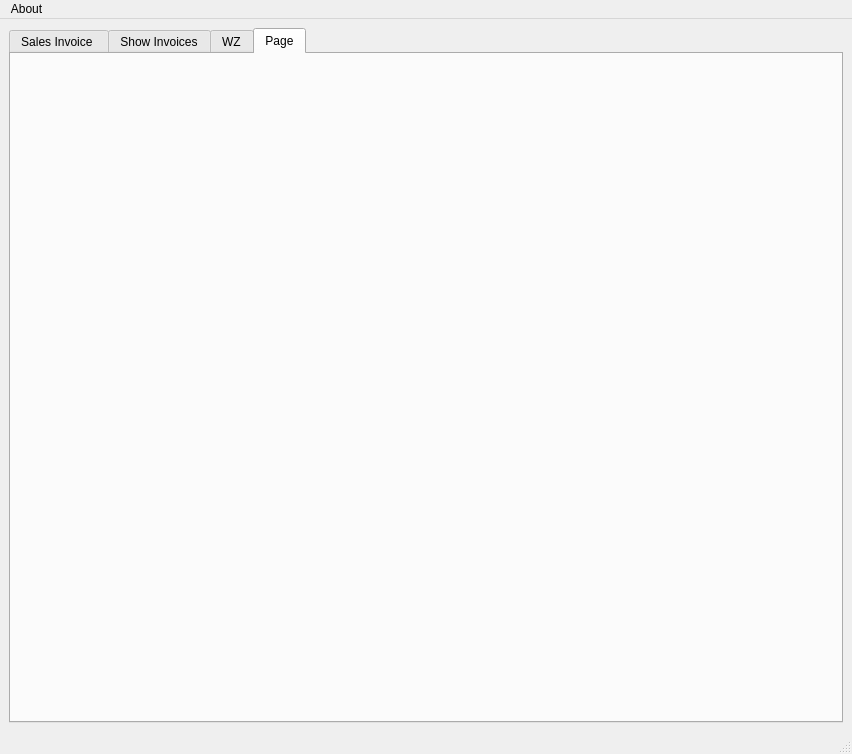
The window that view/tryui.ui (PrzemyslawSarnacki/invoiceApp) describes before a commit, drawn with Qt 5.
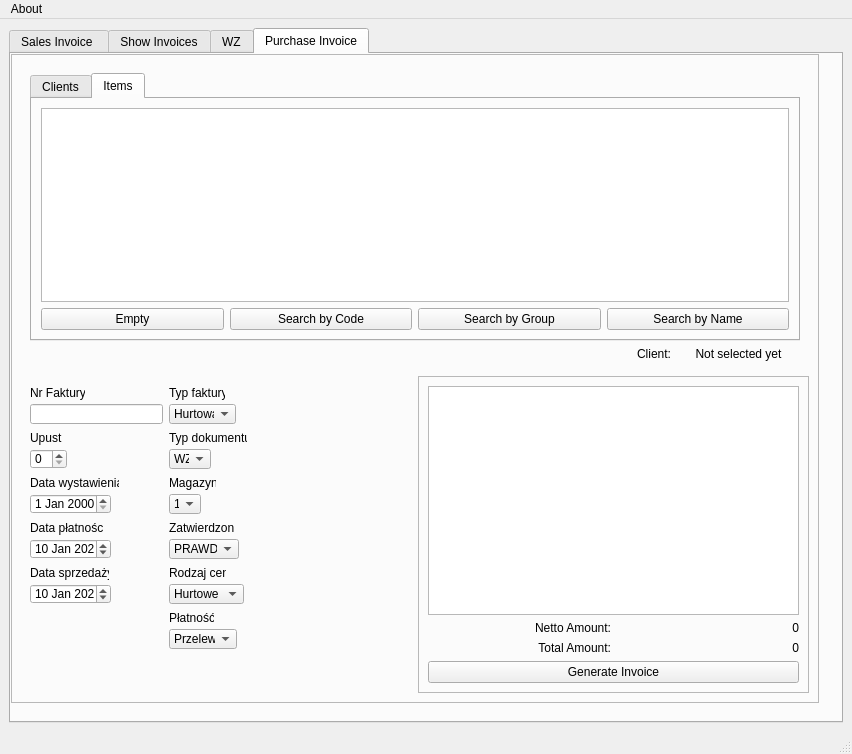
The same window after the commit. The open tabs and pages were chosen to show the change.

Commit message: Added logic for WZ and Purchase Invoice

Patch:
```diff
--- a/view/tryui.ui
+++ b/view/tryui.ui
@@ -117,9 +117,9 @@
                    <attribute name="title">
                     <string>Clients</string>
                    </attribute>
-                   <layout class="QGridLayout" name="gridLayout_9">
-                    <item row="1" column="0">
-                     <widget class="QPushButton" name="searchClientByCodeButton">
+                   <layout class="QGridLayout" name="gridLayout_3">
+                    <item row="1" column="4">
+                     <widget class="QPushButton" name="searchForClientButton">
                       <property name="text">
                        <string>Search by Code</string>
                       </property>
@@ -783,8 +783,584 @@
         </widget>
         <widget class="QWidget" name="tab_4">
          <attribute name="title">
-          <string>Page</string>
+          <string>Purchase Invoice</string>
          </attribute>
+         <widget class="QFrame" name="frame_2">
+          <property name="geometry">
+           <rect>
+            <x>0</x>
+            <y>0</y>
+            <width>808</width>
+            <height>649</height>
+           </rect>
+          </property>
+          <property name="frameShape">
+           <enum>QFrame::StyledPanel</enum>
+          </property>
+          <property name="frameShadow">
+           <enum>QFrame::Raised</enum>
+          </property>
+          <layout class="QGridLayout" name="gridLayout_9">
+           <item row="0" column="0" rowspan="8" colspan="2">
+            <widget class="QFrame" name="frame_7">
+             <layout class="QGridLayout" name="gridLayout_12">
+              <item row="1" column="2">
+               <layout class="QHBoxLayout" name="horizontalLayout_2">
+                <item>
+                 <widget class="QLabel" name="clientLabel_2">
+                  <property name="text">
+                   <string>Client:</string>
+                  </property>
+                  <property name="alignment">
+                   <set>Qt::AlignRight|Qt::AlignTrailing|Qt::AlignVCenter</set>
+                  </property>
+                 </widget>
+                </item>
+                <item>
+                 <widget class="QLabel" name="clientResultLabel_2">
+                  <property name="text">
+                   <string>Not selected yet</string>
+                  </property>
+                  <property name="alignment">
+                   <set>Qt::AlignCenter</set>
+                  </property>
+                 </widget>
+                </item>
+               </layout>
+              </item>
+              <item row="0" column="0" colspan="3">
+               <widget class="QTabWidget" name="tabWidget_3">
+                <property name="currentIndex">
+                 <number>0</number>
+                </property>
+                <widget class="QWidget" name="tab_7">
+                 <attribute name="title">
+                  <string>Clients</string>
+                 </attribute>
+                 <layout class="QGridLayout" name="gridLayout_13">
+                  <item row="1" column="4">
+                   <widget class="QPushButton" name="searchForClientButton_2">
+                    <property name="text">
+                     <string>Search by Name</string>
+                    </property>
+                   </widget>
+                  </item>
+                  <item row="0" column="1" colspan="4">
+                   <widget class="QTableView" name="tableView_5">
+                    <property name="sortingEnabled">
+                     <bool>true</bool>
+                    </property>
+                    <attribute name="horizontalHeaderShowSortIndicator" stdset="0">
+                     <bool>true</bool>
+                    </attribute>
+                   </widget>
+                  </item>
+                  <item row="1" column="1">
+                   <widget class="QPushButton" name="searchClientsByNIPButton_2">
+                    <property name="text">
+                     <string>Search by NIP</string>
+                    </property>
+                   </widget>
+                  </item>
+                  <item row="1" column="2">
+                   <widget class="QPushButton" name="searchClientByCodeButton_2">
+                    <property name="text">
+                     <string>Search by Code</string>
+                    </property>
+                   </widget>
+                  </item>
+                  <item row="1" column="3">
+                   <widget class="QPushButton" name="searchClientsByCityButton_2">
+                    <property name="text">
+                     <string>Sort by City</string>
+                    </property>
+                   </widget>
+                  </item>
+                 </layout>
+                </widget>
+                <widget class="QWidget" name="tab_8">
+                 <attribute name="title">
+                  <string>Items</string>
+                 </attribute>
+                 <layout class="QGridLayout" name="gridLayout_14">
+                  <item row="1" column="4">
+                   <widget class="QPushButton" name="searchItemByCodeButton_2">
+                    <property name="text">
+                     <string>Search by Code</string>
+                    </property>
+                   </widget>
+                  </item>
+                  <item row="1" column="3">
+                   <widget class="QPushButton" name="searchItemsByCityButton_2">
+                    <property name="text">
+                     <string>Empty</string>
+                    </property>
+                   </widget>
+                  </item>
+                  <item row="1" column="5">
+                   <widget class="QPushButton" name="searchItemByGroupButton_2">
+                    <property name="text">
+                     <string>Search by Group</string>
+                    </property>
+                   </widget>
+                  </item>
+                  <item row="1" column="6">
+                   <widget class="QPushButton" name="searchForItemButton_2">
+                    <property name="text">
+                     <string>Search by Name</string>
+                    </property>
+                   </widget>
+                  </item>
+                  <item row="0" column="3" colspan="4">
+                   <widget class="QTableView" name="tableView_6">
+                    <property name="selectionMode">
+                     <enum>QAbstractItemView::SingleSelection</enum>
+                    </property>
+                    <property name="selectionBehavior">
+                     <enum>QAbstractItemView::SelectRows</enum>
+                    </property>
+                    <property name="iconSize">
+                     <size>
+                      <width>50</width>
+                      <height>50</height>
+                     </size>
+                    </property>
+                    <property name="sortingEnabled">
+                     <bool>true</bool>
+                    </property>
+                    <attribute name="horizontalHeaderCascadingSectionResizes">
+                     <bool>true</bool>
+                    </attribute>
+                    <attribute name="horizontalHeaderStretchLastSection">
+                     <bool>true</bool>
+                    </attribute>
+                    <attribute name="verticalHeaderCascadingSectionResizes">
+                     <bool>false</bool>
+                    </attribute>
+                   </widget>
+                  </item>
+                 </layout>
+                </widget>
+               </widget>
+              </item>
+             </layout>
+            </widget>
+           </item>
+           <item row="8" column="1">
+            <widget class="QFrame" name="frame_8">
+             <property name="frameShape">
+              <enum>QFrame::StyledPanel</enum>
+             </property>
+             <property name="frameShadow">
+              <enum>QFrame::Raised</enum>
+             </property>
+             <layout class="QGridLayout" name="gridLayout_15">
+              <item row="3" column="0" colspan="2">
+               <widget class="QPushButton" name="generateInvoiceButton_2">
+                <property name="text">
+                 <string>Generate Invoice</string>
+                </property>
+               </widget>
+              </item>
+              <item row="1" column="0">
+               <widget class="QLabel" name="nettoAmountLabel_2">
+                <property name="text">
+                 <string>Netto Amount:</string>
+                </property>
+                <property name="alignment">
+                 <set>Qt::AlignRight|Qt::AlignTrailing|Qt::AlignVCenter</set>
+                </property>
+               </widget>
+              </item>
+              <item row="1" column="1">
+               <widget class="QLabel" name="nettoAmountResultLabel_2">
+                <property name="text">
+                 <string>0</string>
+                </property>
+                <property name="alignment">
+                 <set>Qt::AlignRight|Qt::AlignTrailing|Qt::AlignVCenter</set>
+                </property>
+               </widget>
+              </item>
+              <item row="2" column="0">
+               <widget class="QLabel" name="totalAmountLabel_2">
+                <property name="text">
+                 <string>Total Amount:</string>
+                </property>
+                <property name="alignment">
+                 <set>Qt::AlignRight|Qt::AlignTrailing|Qt::AlignVCenter</set>
+                </property>
+               </widget>
+              </item>
+              <item row="0" column="0" colspan="2">
+               <widget class="QTableView" name="tableView_7"/>
+              </item>
+              <item row="2" column="1">
+               <widget class="QLabel" name="totalAmountResultLabel_2">
+                <property name="text">
+                 <string>0</string>
+                </property>
+                <property name="alignment">
+                 <set>Qt::AlignRight|Qt::AlignTrailing|Qt::AlignVCenter</set>
+                </property>
+               </widget>
+              </item>
+             </layout>
+            </widget>
+           </item>
+           <item row="8" column="0">
+            <widget class="QFrame" name="frame_9">
+             <widget class="QLabel" name="discountLabel_2">
+              <property name="geometry">
+               <rect>
+                <x>9</x>
+                <y>54</y>
+                <width>32</width>
+                <height>16</height>
+               </rect>
+              </property>
+              <property name="text">
+               <string>Upust:</string>
+              </property>
+             </widget>
+             <widget class="QSpinBox" name="discountSpinBox_2">
+              <property name="geometry">
+               <rect>
+                <x>9</x>
+                <y>73</y>
+                <width>37</width>
+                <height>20</height>
+               </rect>
+              </property>
+             </widget>
+             <widget class="QLabel" name="invoiceGenerationDateLabel_3">
+              <property name="geometry">
+               <rect>
+                <x>9</x>
+                <y>99</y>
+                <width>89</width>
+                <height>16</height>
+               </rect>
+              </property>
+              <property name="text">
+               <string>Data wystawienia:</string>
+              </property>
+             </widget>
+             <widget class="QDateEdit" name="invoiceGenerationDateEdit_2">
+              <property name="geometry">
+               <rect>
+                <x>9</x>
+                <y>118</y>
+                <width>81</width>
+                <height>20</height>
+               </rect>
+              </property>
+             </widget>
+             <widget class="QLabel" name="invoiceGenerationDateLabel_4">
+              <property name="geometry">
+               <rect>
+                <x>9</x>
+                <y>144</y>
+                <width>73</width>
+                <height>16</height>
+               </rect>
+              </property>
+              <property name="text">
+               <string>Data płatności:</string>
+              </property>
+             </widget>
+             <widget class="QDateEdit" name="invoicePaymentDateEdit_2">
+              <property name="geometry">
+               <rect>
+                <x>9</x>
+                <y>163</y>
+                <width>81</width>
+                <height>20</height>
+               </rect>
+              </property>
+              <property name="date">
+               <date>
+                <year>2020</year>
+                <month>1</month>
+                <day>10</day>
+               </date>
+              </property>
+             </widget>
+             <widget class="QLineEdit" name="invoiceNumberEdit_2">
+              <property name="geometry">
+               <rect>
+                <x>9</x>
+                <y>28</y>
+                <width>133</width>
+                <height>20</height>
+               </rect>
+              </property>
+             </widget>
+             <widget class="QLabel" name="invoiceNumberLabel_2">
+              <property name="geometry">
+               <rect>
+                <x>9</x>
+                <y>9</y>
+                <width>55</width>
+                <height>16</height>
+               </rect>
+              </property>
+              <property name="text">
+               <string>Nr Faktury:</string>
+              </property>
+             </widget>
+             <widget class="QLabel" name="invoiceSaleDateLabel_4">
+              <property name="geometry">
+               <rect>
+                <x>9</x>
+                <y>189</y>
+                <width>79</width>
+                <height>16</height>
+               </rect>
+              </property>
+              <property name="text">
+               <string>Data sprzedaży:</string>
+              </property>
+             </widget>
+             <widget class="QDateEdit" name="invoiceSaleDateEdit_3">
+              <property name="geometry">
+               <rect>
+                <x>9</x>
+                <y>208</y>
+                <width>81</width>
+                <height>20</height>
+               </rect>
+              </property>
+              <property name="date">
+               <date>
+                <year>2020</year>
+                <month>1</month>
+                <day>10</day>
+               </date>
+              </property>
+             </widget>
+             <widget class="QLabel" name="invoicTypeLabel_4">
+              <property name="geometry">
+               <rect>
+                <x>148</x>
+                <y>9</y>
+                <width>56</width>
+                <height>16</height>
+               </rect>
+              </property>
+              <property name="text">
+               <string>Typ faktury</string>
+              </property>
+             </widget>
+             <widget class="QComboBox" name="invoiceTypeComboBox_3">
+              <property name="geometry">
+               <rect>
+                <x>148</x>
+                <y>28</y>
+                <width>67</width>
+                <height>20</height>
+               </rect>
+              </property>
+              <item>
+               <property name="text">
+                <string>Hurtowa</string>
+               </property>
+              </item>
+              <item>
+               <property name="text">
+                <string>Paragon</string>
+               </property>
+              </item>
+              <item>
+               <property name="text">
+                <string>Kupna</string>
+               </property>
+              </item>
+             </widget>
+             <widget class="QLabel" name="invoicTypeLabel_5">
+              <property name="geometry">
+               <rect>
+                <x>148</x>
+                <y>54</y>
+                <width>78</width>
+                <height>16</height>
+               </rect>
+              </property>
+              <property name="text">
+               <string>Typ dokumentu:</string>
+              </property>
+             </widget>
+             <widget class="QComboBox" name="invoiceTypeComboBox_4">
+              <property name="geometry">
+               <rect>
+                <x>148</x>
+                <y>73</y>
+                <width>42</width>
+                <height>20</height>
+               </rect>
+              </property>
+              <item>
+               <property name="text">
+                <string>WZ</string>
+               </property>
+              </item>
+              <item>
+               <property name="text">
+                <string>PZ</string>
+               </property>
+              </item>
+              <item>
+               <property name="text">
+                <string>MZ</string>
+               </property>
+              </item>
+             </widget>
+             <widget class="QLabel" name="warehouseSelectLabel_6">
+              <property name="geometry">
+               <rect>
+                <x>148</x>
+                <y>99</y>
+                <width>47</width>
+                <height>16</height>
+               </rect>
+              </property>
+              <property name="text">
+               <string>Magazyn:</string>
+              </property>
+             </widget>
+             <widget class="QComboBox" name="warehouseSelectComboBox_5">
+              <property name="geometry">
+               <rect>
+                <x>148</x>
+                <y>118</y>
+                <width>32</width>
+                <height>20</height>
+               </rect>
+              </property>
+              <item>
+               <property name="text">
+                <string>1</string>
+               </property>
+              </item>
+              <item>
+               <property name="text">
+                <string>2</string>
+               </property>
+              </item>
+              <item>
+               <property name="text">
+                <string>3</string>
+               </property>
+              </item>
+             </widget>
+             <widget class="QLabel" name="warehouseSelectLabel_7">
+              <property name="geometry">
+               <rect>
+                <x>148</x>
+                <y>144</y>
+                <width>65</width>
+                <height>16</height>
+               </rect>
+              </property>
+              <property name="text">
+               <string>Zatwierdzone</string>
+              </property>
+             </widget>
+             <widget class="QComboBox" name="warehouseSelectComboBox_6">
+              <property name="geometry">
+               <rect>
+                <x>148</x>
+                <y>163</y>
+                <width>70</width>
+                <height>20</height>
+               </rect>
+              </property>
+              <item>
+               <property name="text">
+                <string>PRAWDA</string>
+               </property>
+              </item>
+              <item>
+               <property name="text">
+                <string>FAŁSZ</string>
+               </property>
+              </item>
+             </widget>
+             <widget class="QLabel" name="priceTypeLabel_2">
+              <property name="geometry">
+               <rect>
+                <x>148</x>
+                <y>189</y>
+                <width>57</width>
+                <height>16</height>
+               </rect>
+              </property>
+              <property name="text">
+               <string>Rodzaj cen:</string>
+              </property>
+             </widget>
+             <widget class="QComboBox" name="priceTypeComboBox_2">
+              <property name="geometry">
+               <rect>
+                <x>148</x>
+                <y>208</y>
+                <width>75</width>
+                <height>20</height>
+               </rect>
+              </property>
+              <item>
+               <property name="text">
+                <string>Hurtowe</string>
+               </property>
+              </item>
+              <item>
+               <property name="text">
+                <string>Detaliczne</string>
+               </property>
+              </item>
+             </widget>
+             <widget class="QComboBox" name="paymentComboBox_2">
+              <property name="geometry">
+               <rect>
+                <x>148</x>
+                <y>253</y>
+                <width>68</width>
+                <height>20</height>
+               </rect>
+              </property>
+              <item>
+               <property name="text">
+                <string>Przelew</string>
+               </property>
+              </item>
+              <item>
+               <property name="text">
+                <string>Gotówka</string>
+               </property>
+              </item>
+              <item>
+               <property name="text">
+                <string>Rabat</string>
+               </property>
+              </item>
+             </widget>
+             <widget class="QLabel" name="paymentLabel_2">
+              <property name="geometry">
+               <rect>
+                <x>148</x>
+                <y>234</y>
+                <width>45</width>
+                <height>16</height>
+               </rect>
+              </property>
+              <property name="text">
+               <string>Płatność:</string>
+              </property>
+             </widget>
+            </widget>
+           </item>
+          </layout>
+         </widget>
         </widget>
        </widget>
       </item>
```
Left out of the diff: 104 changed lines with no effect on the pictures. The commit also changes 7 other files.
